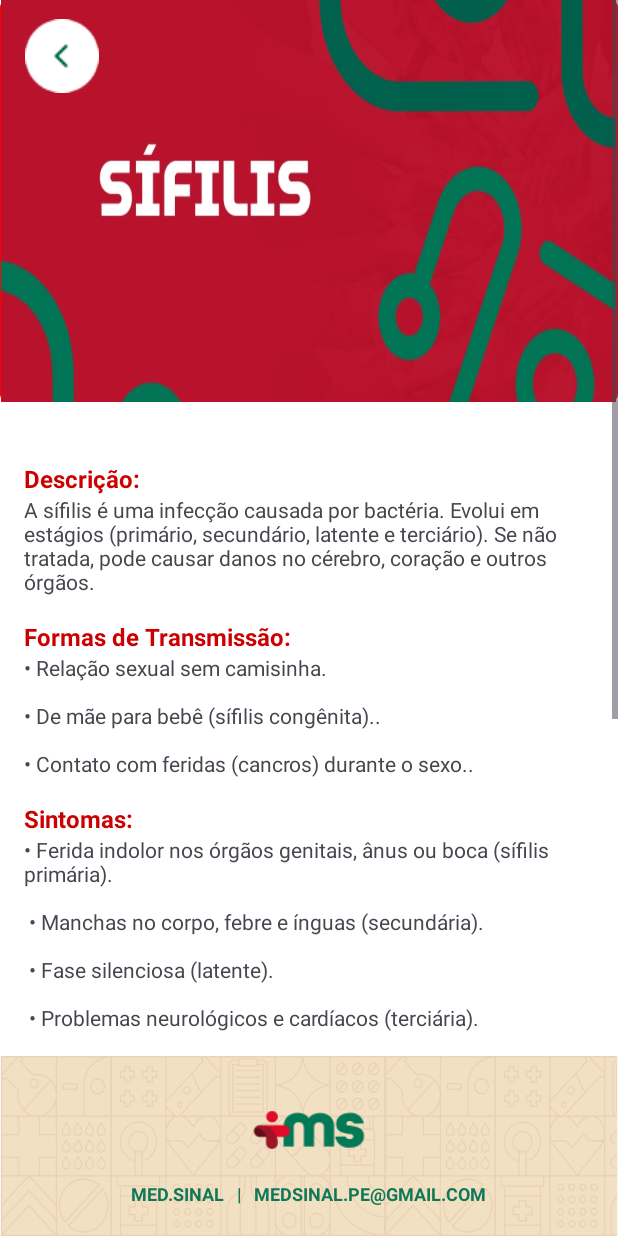
After one commit to KayoLeanndro/medsinal, an Android app: the layout activity_sifilis.xml on its own in the app's theme, with its tools: preview values and no code run, on a phone screen of 412 x 824 dp. The commit adds this screen. Run offline under Robolectric (Android 15) with nearby library versions, the phone set to English and light mode, and no system bars.

Commit message:
Add: Adicionando telas de descrição HIV e Sifilis

```diff
--- a/app/src/main/java/com/example/medsinal/SaudeConectadaActivity.java
+++ b/app/src/main/java/com/example/medsinal/SaudeConectadaActivity.java
@@ -1,6 +1,7 @@
 package com.example.medsinal;
 
 import android.annotation.SuppressLint;
+import android.content.Intent;
 import android.os.Bundle;
 import android.view.MotionEvent;
 import android.view.View;
@@ -44,6 +45,11 @@ public class SaudeConectadaActivity extends AppCompatActivity {
         if (getSupportActionBar() != null)
             getSupportActionBar().setDisplayHomeAsUpEnabled(true);
 
+        binding.btnBack.setOnClickListener(v -> {
+            Intent intent = new Intent(SaudeConectadaActivity.this, MainActivity.class);
+            startActivity(intent);
+            finish();
+        });
     }
     @Override
     public boolean onSupportNavigateUp() {
--- /dev/null
+++ b/app/src/main/res/drawable/sifilis_drawable.xml
@@ -0,0 +1,19 @@
+<layer-list xmlns:android="http://schemas.android.com/apk/res/android">
+
+    <item>
+        <shape android:shape="rectangle">
+            <solid android:color="@android:color/transparent"/>
+            <stroke
+                android:width="2dp"
+                android:color="#FF0000"/>
+            <corners android:radius="4dp"/>
+        </shape>
+    </item>
+
+    <item
+        android:drawable="@drawable/header_sifilis"
+        android:width="410dp"
+        android:height="300dp"
+        android:gravity="center"/>
+
+</layer-list>
--- /dev/null
+++ b/app/src/main/res/layout/activity_sifilis.xml
@@ -0,0 +1,223 @@
+<?xml version="1.0" encoding="utf-8"?>
+<LinearLayout xmlns:android="http://schemas.android.com/apk/res/android"
+    xmlns:app="http://schemas.android.com/apk/res-auto"
+    xmlns:tools="http://schemas.android.com/tools"
+    android:id="@+id/fragment_busca_saude"
+    android:layout_width="match_parent"
+    android:layout_height="match_parent"
+    android:orientation="vertical"
+    android:background="@android:color/white"
+    tools:context=".BuscaSaudeActivity">
+
+    <!-- ScrollView com conteúdo rolável -->
+    <ScrollView
+        android:id="@+id/scrollView"
+        android:layout_width="match_parent"
+        android:layout_height="0dp"
+        android:layout_weight="1"
+        android:fillViewport="true"
+        android:overScrollMode="never">
+
+        <LinearLayout
+            android:layout_width="match_parent"
+            android:layout_height="wrap_content"
+            android:orientation="vertical">
+
+            <!-- HEADER -->
+            <RelativeLayout
+                android:layout_width="match_parent"
+                android:layout_height="268dp"
+                android:background="@drawable/sifilis_drawable">
+
+                <ImageButton
+                    android:id="@+id/btnBack"
+                    android:layout_width="50dp"
+                    android:layout_height="50dp"
+                    android:layout_marginStart="16dp"
+                    android:layout_marginTop="12dp"
+                    android:background="?attr/selectableItemBackgroundBorderless"
+                    android:contentDescription="Voltar"
+                    android:src="@drawable/voltar_branco" />
+
+            </RelativeLayout>
+
+            <?xml version="1.0" encoding="utf-8"?>
+            <ScrollView xmlns:android="http://schemas.android.com/apk/res/android"
+                android:layout_width="match_parent"
+                android:layout_height="match_parent"
+                android:fillViewport="true"
+                android:background="#FFFFFF">
+
+                <LinearLayout
+                    android:layout_width="match_parent"
+                    android:layout_height="wrap_content"
+                    android:orientation="vertical"
+                    android:padding="16dp">
+
+                    <!-- Conteúdo informativo -->
+                    <LinearLayout
+                        android:layout_width="match_parent"
+                        android:layout_height="wrap_content"
+                        android:orientation="vertical"
+                        android:paddingTop="24dp"
+                        android:paddingBottom="24dp">
+
+                        <!-- Descrição -->
+                        <TextView
+                            android:layout_width="wrap_content"
+                            android:layout_height="wrap_content"
+                            android:text="Descrição:"
+                            android:textColor="@android:color/holo_red_dark"
+                            android:textStyle="bold"
+                            android:textSize="16sp" />
+
+                        <TextView
+                            android:layout_width="match_parent"
+                            android:layout_height="wrap_content"
+                            android:text="A sífilis é uma infecção causada por bactéria. Evolui em estágios (primário, secundário, latente e terciário). Se não tratada, pode causar danos no cérebro, coração e outros órgãos."
+                            android:textSize="14sp"
+                            android:layout_marginBottom="16dp" />
+
+                        <!-- Formas de Transmissão -->
+                        <TextView
+                            android:layout_width="wrap_content"
+                            android:layout_height="wrap_content"
+                            android:text="Formas de Transmissão:"
+                            android:textColor="@android:color/holo_red_dark"
+                            android:textStyle="bold"
+                            android:textSize="16sp" />
+
+                        <TextView
+                            android:layout_width="match_parent"
+                            android:layout_height="wrap_content"
+                            android:text="• Relação sexual sem camisinha.\n\n• De mãe para bebê (sífilis congênita)..\n\n• Contato com feridas (cancros) durante o sexo.."
+                            android:textSize="14sp"
+                            android:layout_marginBottom="16dp" />
+
+                        <!-- Sintomas -->
+                        <TextView
+                            android:layout_width="wrap_content"
+                            android:layout_height="wrap_content"
+                            android:text="Sintomas:"
+                            android:textColor="@android:color/holo_red_dark"
+                            android:textStyle="bold"
+                            android:textSize="16sp" />
+
+                        <TextView
+                            android:layout_width="match_parent"
+                            android:layout_height="wrap_content"
+                            android:text="• Ferida indolor nos órgãos genitais, ânus ou boca (sífilis primária).\n\n • Manchas no corpo, febre e ínguas (secundária).\n\n • Fase silenciosa (latente).\n\n • Problemas neurológicos e cardíacos (terciária)."
+                            android:textSize="14sp"
+                            android:layout_marginBottom="16dp" />
+
+                        <!-- Prevenção -->
+                        <TextView
+                            android:layout_width="wrap_content"
+                            android:layout_height="wrap_content"
+                            android:text="Prevenção:"
+                            android:textColor="@android:color/holo_red_dark"
+                            android:textStyle="bold"
+                            android:textSize="16sp" />
+
+                        <TextView
+                            android:layout_width="match_parent"
+                            android:layout_height="wrap_content"
+                            android:text="• Uso camisinha.\n\n• Testagem durante o pré-natal.\n\n• Testagem regular em pessoas com vida sexual ativa."
+                            android:textSize="14sp"
+                            android:layout_marginBottom="16dp" />
+
+                        <!-- Tratamento -->
+                        <TextView
+                            android:layout_width="wrap_content"
+                            android:layout_height="wrap_content"
+                            android:text="Tratamento:"
+                            android:textColor="@android:color/holo_red_dark"
+                            android:textStyle="bold"
+                            android:textSize="16sp" />
+
+                        <TextView
+                            android:layout_width="match_parent"
+                            android:layout_height="wrap_content"
+                            android:text="• Cura com penicilina benzatina, disponível no SUS.\n\n•Tratamento também para os parceiros(as) sexuais."
+                            android:textSize="14sp"
+                            android:layout_marginBottom="16dp" />
+                    </LinearLayout>
+                </LinearLayout>
+            </ScrollView>
+
+
+            <!-- TÍTULO -->
+
+            <!-- GRID DE BOTÕES -->
+            <GridLayout
+                android:id="@+id/buttonGrid"
+                android:layout_width="match_parent"
+                android:layout_height="wrap_content"
+                android:layout_marginTop="40dp"
+                android:layout_marginBottom="40dp"
+                android:alignmentMode="alignMargins"
+                android:columnCount="3"
+                android:rowCount="2"
+                android:paddingHorizontal="16dp"
+                android:useDefaultMargins="true">
+
+                <!-- Botões aqui (mantidos como no seu original) -->
+            </GridLayout>
+        </LinearLayout>
+    </ScrollView>
+
+    <!-- FOOTER FIXO NA PARTE INFERIOR -->
+    <LinearLayout
+        android:id="@+id/footer"
+        android:layout_width="match_parent"
+        android:layout_height="120dp"
+        android:background="@drawable/imagem_header_footer"
+        android:gravity="center"
+        android:orientation="vertical"
+        android:padding="8dp">
+
+        <ImageView
+            android:layout_width="120dp"
+            android:layout_height="60dp"
+            android:layout_marginBottom="4dp"
+            android:adjustViewBounds="true"
+            android:contentDescription="Logo da Empresa"
+            android:scaleType="fitCenter"
+            android:scaleX="2.0"
+            android:scaleY="2.0"
+            android:src="@mipmap/icone_ms_tela_principal_foreground" />
+
+        <LinearLayout
+            android:layout_width="wrap_content"
+            android:layout_height="wrap_content"
+            android:gravity="center"
+            android:orientation="horizontal">
+
+            <TextView
+                android:layout_width="wrap_content"
+                android:layout_height="wrap_content"
+                android:layout_marginEnd="8dp"
+                android:text="MED.SINAL"
+                android:textColor="@color/cor_icone"
+                android:textSize="12sp"
+                android:textStyle="bold" />
+
+            <TextView
+                android:layout_width="wrap_content"
+                android:layout_height="wrap_content"
+                android:layout_marginEnd="8dp"
+                android:text="|"
+                android:textColor="@color/cor_icone"
+                android:textSize="12sp"
+                android:textStyle="bold" />
+
+            <TextView
+                android:layout_width="wrap_content"
+                android:layout_height="wrap_content"
+                android:text="MEDSINAL.PE@GMAIL.COM"
+                android:textColor="@color/cor_icone"
+                android:textSize="12sp"
+                android:textStyle="bold" />
+        </LinearLayout>
+    </LinearLayout>
+</LinearLayout>
```
Also changed, not shown: app/src/main/java/com/example/medsinal/DescriptionSaudeConectaActivity.java (added, +7 -0 lines), app/src/main/res/drawable/hiv_aids_drawable.xml (added, +19 -0 lines), app/src/main/res/layout/activity_hiv_aids.xml (added, +223 -0 lines), app/src/main/res/layout/activity_saude_conecta.xml (+56 -33 lines), app/src/main/res/drawable/header_hiv_aids.jpg (added), app/src/main/res/drawable/header_sifilis.jpg (added).
